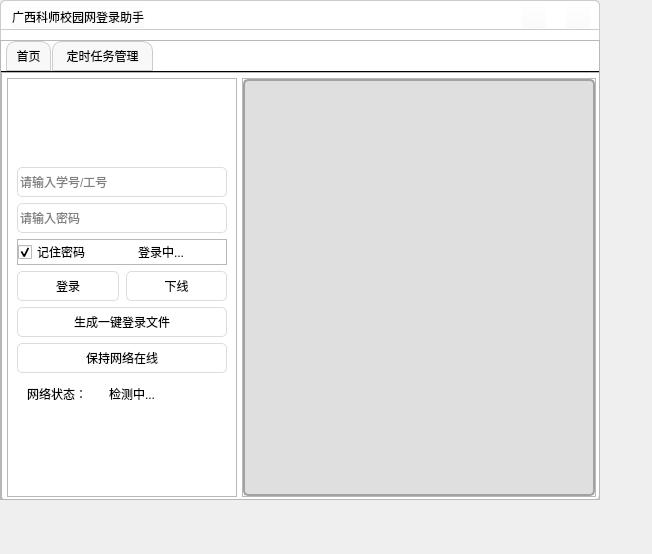
First picture: the form in assets/qtfile/main.ui, repository quanmianup/GXSTNU-Schoolnet-Login-Assistant, before the edit.
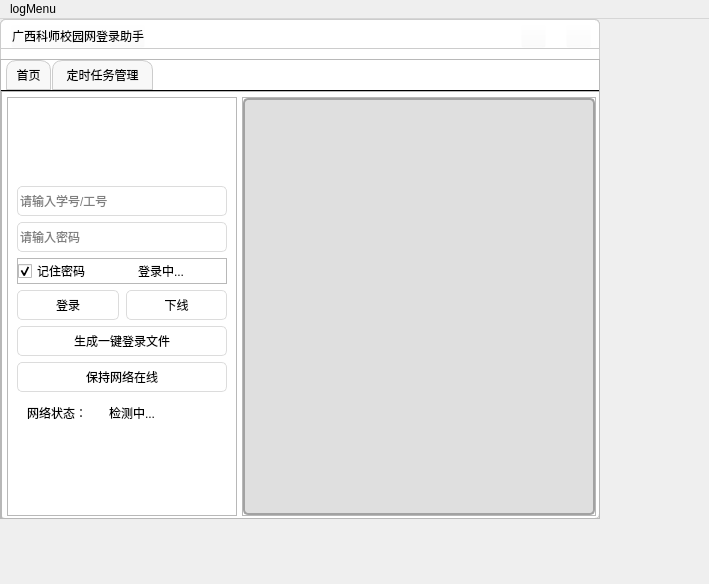
Second picture: the form after the edit. Icons and pictures are not drawn.

What changed in the file:
```diff
--- a/assets/qtfile/main.ui
+++ b/assets/qtfile/main.ui
@@ -6,8 +6,8 @@
    <rect>
     <x>0</x>
     <y>0</y>
-    <width>652</width>
-    <height>554</height>
+    <width>709</width>
+    <height>584</height>
    </rect>
   </property>
   <property name="minimumSize">
@@ -1016,16 +1016,44 @@
                 </property>
                 <property name="font">
                  <font>
-                  <family>微软雅黑</family>
+                  <family>Consolas</family>
                   <pointsize>10</pointsize>
                   <italic>false</italic>
                   <bold>false</bold>
                  </font>
                 </property>
                 <property name="styleSheet">
-                 <string notr="true">background-color: rgb(223, 223, 223);
-border:2px solid rgb(162, 162, 162);
-border-radius:5px;</string>
+                 <string notr="true">#textBrowser_log {
+	background-color: rgb(223, 223, 223);
+	border:2px solid rgb(162, 162, 162);
+	border-radius:5px;
+	font: 10pt &quot;Consolas&quot;;
+}</string>
+                </property>
+                <property name="tabChangesFocus">
+                 <bool>true</bool>
+                </property>
+                <property name="documentTitle">
+                 <string/>
+                </property>
+                <property name="markdown">
+                 <string/>
+                </property>
+                <property name="html">
+                 <string>&lt;!DOCTYPE HTML PUBLIC &quot;-//W3C//DTD HTML 4.0//EN&quot; &quot;http://www.w3.org/TR/REC-html40/strict.dtd&quot;&gt;
+&lt;html&gt;&lt;head&gt;&lt;meta name=&quot;qrichtext&quot; content=&quot;1&quot; /&gt;&lt;meta charset=&quot;utf-8&quot; /&gt;&lt;style type=&quot;text/css&quot;&gt;
+p, li { white-space: pre-wrap; }
+hr { height: 1px; border-width: 0; }
+li.unchecked::marker { content: &quot;\2610&quot;; }
+li.checked::marker { content: &quot;\2612&quot;; }
+&lt;/style&gt;&lt;/head&gt;&lt;body style=&quot; font-family:'Consolas'; font-size:10pt; font-weight:400; font-style:normal;&quot;&gt;
+&lt;p style=&quot;-qt-paragraph-type:empty; margin-top:0px; margin-bottom:0px; margin-left:0px; margin-right:0px; -qt-block-indent:0; text-indent:0px;&quot;&gt;&lt;br /&gt;&lt;/p&gt;&lt;/body&gt;&lt;/html&gt;</string>
+                </property>
+                <property name="textInteractionFlags">
+                 <set>Qt::TextInteractionFlag::NoTextInteraction</set>
+                </property>
+                <property name="openExternalLinks">
+                 <bool>true</bool>
                 </property>
                </widget>
               </item>
@@ -1500,6 +1528,37 @@
     </widget>
    </widget>
   </widget>
+  <widget class="QMenuBar" name="menuBar">
+   <property name="geometry">
+    <rect>
+     <x>0</x>
+     <y>0</y>
+     <width>709</width>
+     <height>22</height>
+    </rect>
+   </property>
+   <widget class="QMenu" name="menulogMenu">
+    <property name="tearOffEnabled">
+     <bool>false</bool>
+    </property>
+    <property name="title">
+     <string>logMenu</string>
+    </property>
+    <addaction name="action_clear_log"/>
+   </widget>
+   <addaction name="menulogMenu"/>
+  </widget>
+  <action name="action_clear_log">
+   <property name="text">
+    <string>清空输出</string>
+   </property>
+   <property name="toolTip">
+    <string>清空日志组件内容</string>
+   </property>
+   <property name="menuRole">
+    <enum>QAction::MenuRole::NoRole</enum>
+   </property>
+  </action>
  </widget>
  <resources>
   <include location="window.qrc"/>
```
Left out of the diff: 37 changed lines with no effect on the pictures.
